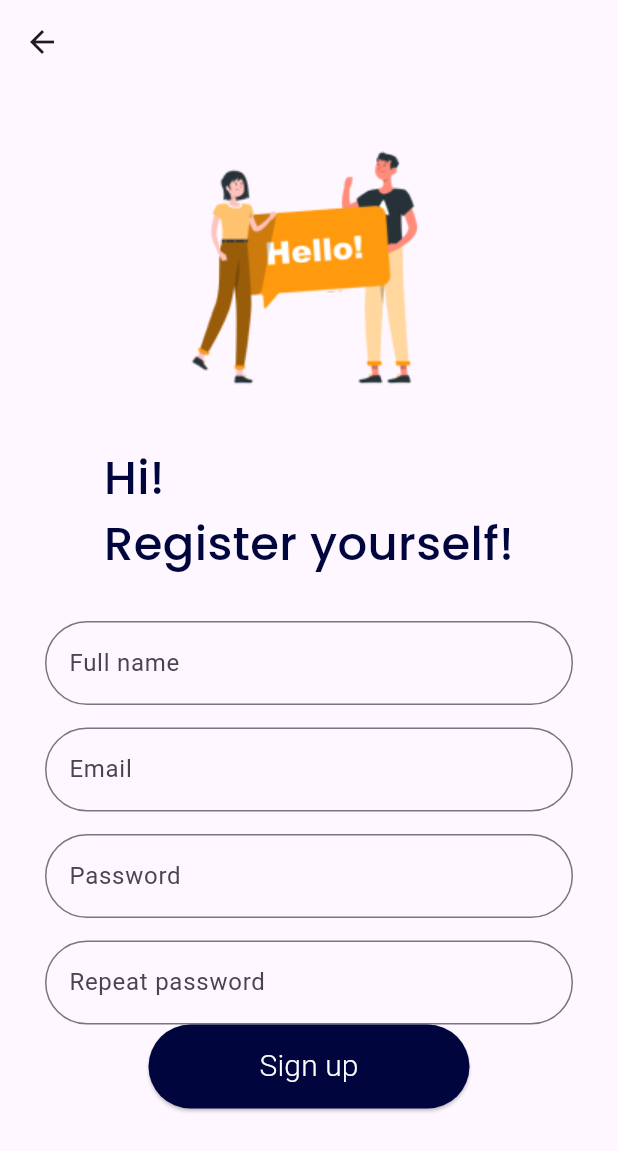
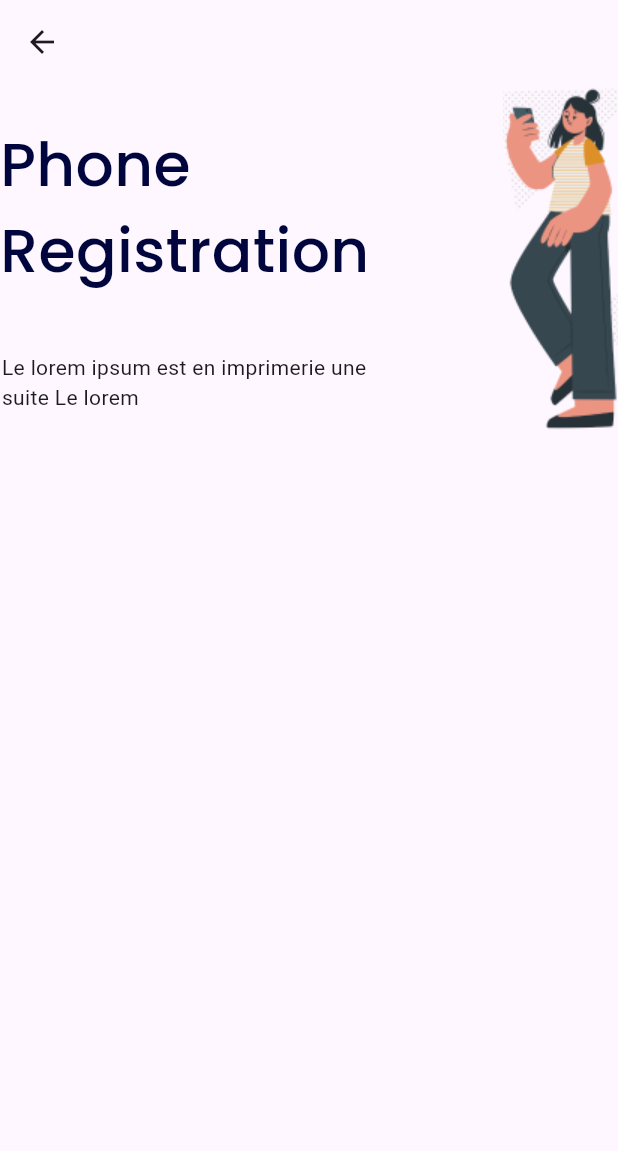
Before and after one commit to Yassin59189/SaveIt, a Flutter app: the SignupScreen screen opened directly, after a tap on "Sign up", on a phone screen of 412 x 824 dp. Shown: the top 1151 px of the screen. Run offline on Flutter 3.47's test engine with Material 3 defaults, Android fonts, the phone set to English and light mode, and no system bars; our stand-ins replace get, get_storage, logger, smooth_page_indicator; accounts and stored records are empty.

Commit message:
phone_verification(not finished)

```diff
--- /dev/null
+++ b/lib/features/authentication/screens/signup/code_verify.dart
@@ -0,0 +1,43 @@
+import 'package:flutter/material.dart';
+import 'package:saveit/utils/constants/colors.dart';
+
+class CodeVerifyScreen extends StatelessWidget {
+  const CodeVerifyScreen({super.key});
+
+  @override
+  Widget build(BuildContext context) {
+    return Scaffold(
+      appBar: AppBar(),
+      body: SingleChildScrollView(
+        child: Container(
+          width: MediaQuery.of(context).size.width,
+          child: Column(
+            children: [
+              Row(
+                mainAxisAlignment: MainAxisAlignment.spaceBetween,
+                children: [
+                  Column(
+                    children: [
+                      Column(
+                        crossAxisAlignment: CrossAxisAlignment.start,
+                        children: [
+                          Text("Phone", style: TextStyle(fontSize: 40, fontWeight: FontWeight.w500, fontFamily: 'Poppins', color: TColors.primary),),
+                          Text("Registration", style: TextStyle(fontSize: 40, fontWeight: FontWeight.w500, fontFamily: 'Poppins', color: TColors.primary),)
+                        ],
+                      ),
+                      const SizedBox(height: 40,),
+                      Container(
+                        width: 244,
+                        child: Text('Le lorem ipsum est en imprimerie une suite Le lorem '))
+                    ],
+                  ),
+                  Image(image: AssetImage("assets/images/login_image/phone.png"))
+                ],
+              )
+            ],
+          ),
+        ),
+      ),
+    );
+  }
+}
--- a/lib/features/authentication/screens/signup/signup.dart
+++ b/lib/features/authentication/screens/signup/signup.dart
@@ -1,5 +1,9 @@
 import 'package:flutter/material.dart';
 import 'package:flutter/widgets.dart';
+import 'package:get/get.dart';
+import 'package:get/get_core/src/get_main.dart';
+import 'package:saveit/features/authentication/screens/login/login.dart';
+import 'package:saveit/features/authentication/screens/signup/code_verify.dart';
 import 'package:saveit/utils/constants/colors.dart';
 
 class SignupScreen extends StatelessWidget {
@@ -18,7 +22,9 @@ class SignupScreen extends StatelessWidget {
               Stack(
                 children:[ Column(
                   children: [
-                    Image(image: AssetImage("assets/images/login_image/signup.png")),
+                    Container(
+                      width: 150,
+                      child: Image(image: AssetImage("assets/images/login_image/signup.png"))),
                     Column(
                   crossAxisAlignment: CrossAxisAlignment.start,
                   children: [
@@ -73,11 +79,26 @@ class SignupScreen extends StatelessWidget {
                   ],
                 )),
               ),
+              const SizedBox(height: 20,),
               //Sign up button
               Container(
                         width: 214,
                         height: 56,
-                        child: ElevatedButton(onPressed: (){}, child: Text("Sign up", style: TextStyle(color: Colors.white, fontSize: 20, fontWeight: FontWeight.w300),), style: ElevatedButton.styleFrom(backgroundColor: TColors.primary),)),
+                        child: ElevatedButton(onPressed: (){
+                          Get.to(CodeVerifyScreen());
+                        }, child: Text("Sign up", style: TextStyle(color: Colors.white, fontSize: 20, fontWeight: FontWeight.w300),), style: ElevatedButton.styleFrom(backgroundColor: TColors.primary),)),
+              //Create account
+                      Container(
+                        child: Row(
+                          mainAxisAlignment: MainAxisAlignment.center,
+                          children: [
+                            Text("Already have an account ?", style: TextStyle(fontSize: 13, fontWeight: FontWeight.w300, fontFamily: 'Nunito'),),
+                            TextButton(onPressed: (){
+                              Get.to(LoginScreen());
+                            }, child: Text("Sign in", style: TextStyle(fontSize: 13, fontWeight: FontWeight.w300, fontFamily: 'Nunito'),))
+                          ],
+                        ),
+                      )
             ],
           ),
         ),
```
Also changed, not shown: assets/images/login_image/phone.png (added), assets/images/login_image/signup.png, lib/features/authentication/screens/signup/phone_registration.dart (added).
